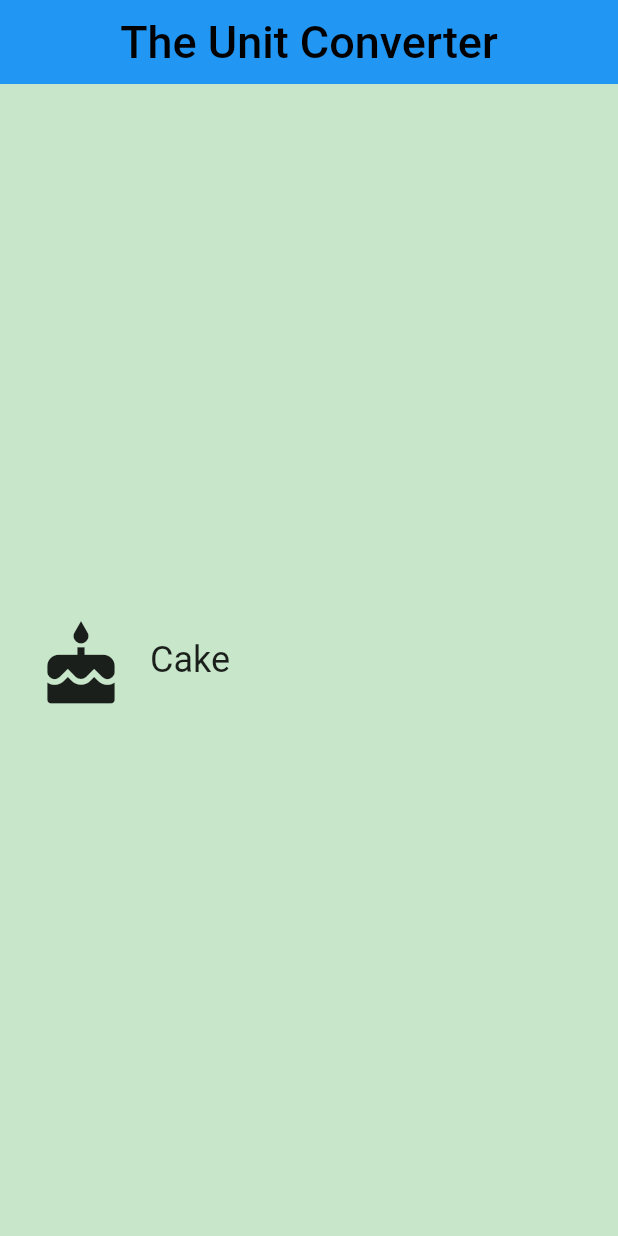
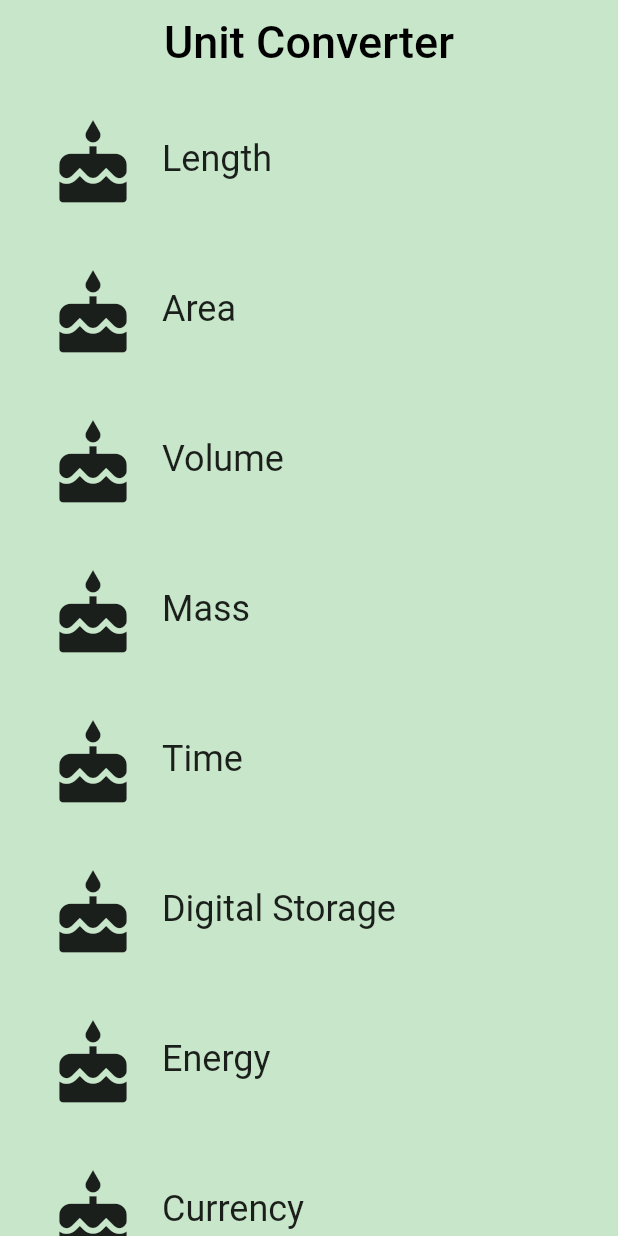
Before and after one commit to frizio/demo_unit_converter, a Flutter app: the screen it shows after launch, on a phone screen of 412 x 824 dp. Run offline on Flutter 3.47's test engine with Material 2 defaults, Android fonts, the phone set to English and light mode, and no system bars.

Commit message:
03 - Add CategoryRoute

```diff
--- /dev/null
+++ b/lib/category_routee.dart
@@ -0,0 +1,74 @@
+import 'package:demo_unit_converter/category.dart';
+import 'package:flutter/material.dart';
+
+final _backgroundColor = Colors.green[100];
+
+class CategoryRoute extends StatelessWidget {
+  const CategoryRoute();
+
+  @override
+  Widget build(BuildContext context) {
+    final categories = <Category>[];
+    for (var i = 0; i < _categoryNames.length; i++) {
+      categories.add(Category(
+        name: _categoryNames[i],
+        color: _baseColors[i],
+        iconLocation: Icons.cake,
+      ));
+    }
+
+    final appBar = AppBar(
+      elevation: 0.0,
+      title: Text(
+        'Unit Converter',
+        style: TextStyle(
+          color: Colors.black,
+          fontSize: 30.0,
+        ),
+      ),
+      centerTitle: true,
+      backgroundColor: _backgroundColor,
+    );
+
+    final listView = Container(
+      color: _backgroundColor,
+      padding: EdgeInsets.symmetric(horizontal: 8.0),
+      child: _buildCategoryWidgets(categories),
+    );
+
+    return Scaffold(
+      appBar: appBar,
+      body: listView,
+    );
+  }
+
+  static const _categoryNames = <String>[
+    'Length',
+    'Area',
+    'Volume',
+    'Mass',
+    'Time',
+    'Digital Storage',
+    'Energy',
+    'Currency',
+  ];
+
+  static const _baseColors = <Color>[
+    Colors.teal,
+    Colors.orange,
+    Colors.pinkAccent,
+    Colors.blueAccent,
+    Colors.yellow,
+    Colors.greenAccent,
+    Colors.purpleAccent,
+    Colors.red,
+  ];
+
+  /// UTIL Methods
+  Widget _buildCategoryWidgets(List<Widget> categories) {
+    return ListView.builder(
+      itemBuilder: (BuildContext context, int index) => categories[index],
+      itemCount: categories.length,
+    );
+  }
+}
--- a/lib/main.dart
+++ b/lib/main.dart
@@ -1,4 +1,4 @@
-import 'package:demo_unit_converter/category.dart';
+import 'package:demo_unit_converter/category_routee.dart';
 import 'package:flutter/material.dart';
 
 const _categoryName = 'Cake';
@@ -13,28 +13,8 @@ class UnitConverterApp extends StatelessWidget {
   @override
   Widget build(BuildContext context) {
     return MaterialApp(
-      debugShowCheckedModeBanner: false,
-      title: 'Unit Converter',
-      home: Scaffold(
-        backgroundColor: Colors.green[100],
-        appBar: AppBar(
-            elevation: 0.0,
-            title: Text(
-              'The Unit Converter',
-              style: TextStyle(
-                color: Colors.black,
-                fontSize: 30.0,
-              ),
-            ),
-            centerTitle: true),
-        body: Center(
-          child: Category(
-            name: _categoryName,
-            color: _categoryColor,
-            iconLocation: _categoryIcon,
-          ),
-        ),
-      ),
-    );
+        debugShowCheckedModeBanner: false,
+        title: 'Unit Converter',
+        home: CategoryRoute());
   }
 }
```
